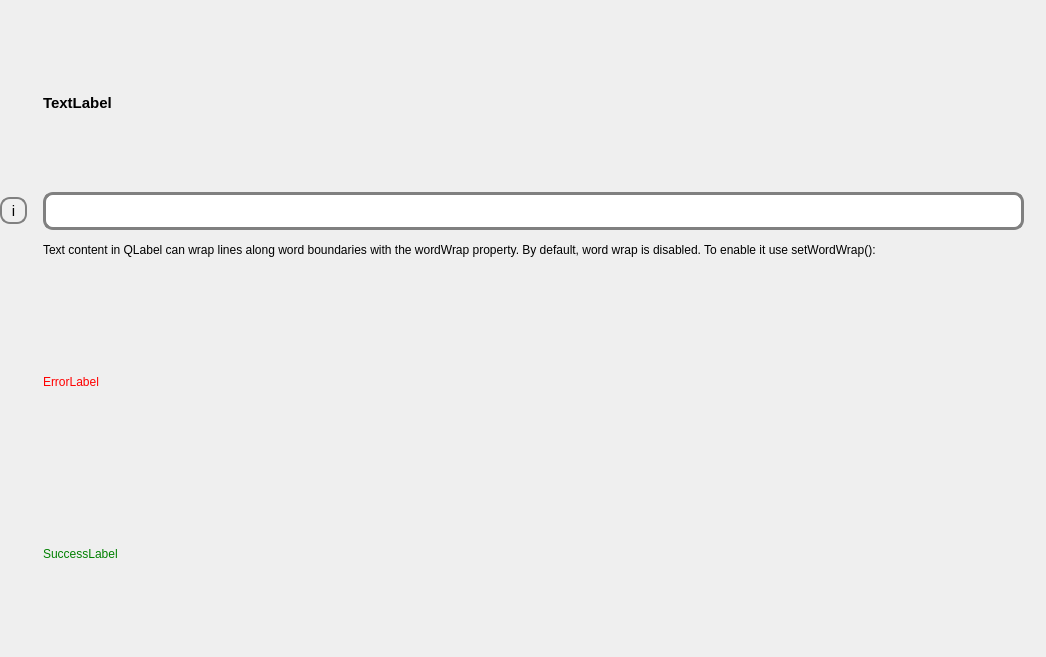
Before: the Qt Designer form lfb_regeneration_wildlife_impact/gui/form/textfield.ui in b-lack/qgis-fim-plugin, drawn with Qt 5.
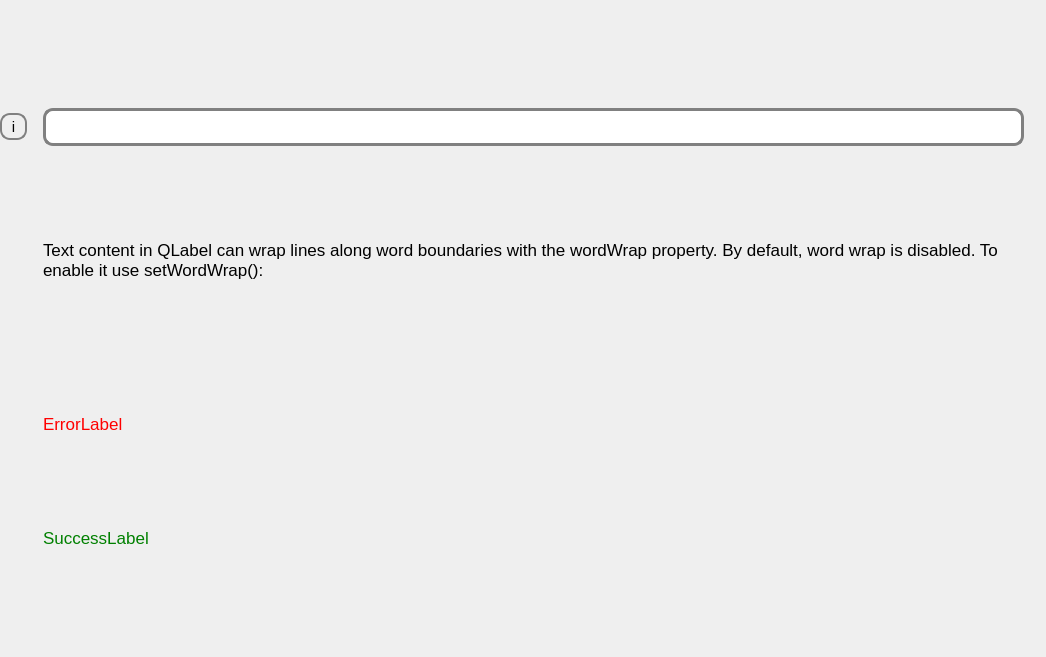
After: the same form once the commit is applied.

What changed in the file:
```diff
--- a/lfb_regeneration_wildlife_impact/gui/form/textfield.ui
+++ b/lfb_regeneration_wildlife_impact/gui/form/textfield.ui
@@ -32,20 +32,61 @@
    <property name="bottomMargin">
     <number>20</number>
    </property>
-   <item row="1" column="2">
-    <widget class="QLabel" name="lfbTextFieldUnit">
+   <item row="3" column="1">
+    <widget class="QLabel" name="lfbTextFieldSuccess">
+     <property name="sizePolicy">
+      <sizepolicy hsizetype="Preferred" vsizetype="Fixed">
+       <horstretch>0</horstretch>
+       <verstretch>0</verstretch>
+      </sizepolicy>
+     </property>
      <property name="font">
       <font>
-       <family>Ubuntu</family>
-       <pointsize>20</pointsize>
+       <pointsize>13</pointsize>
       </font>
      </property>
+     <property name="styleSheet">
+      <string notr="true">color: green;</string>
+     </property>
      <property name="text">
-      <string/>
+      <string>SuccessLabel</string>
+     </property>
+     <property name="alignment">
+      <set>Qt::AlignLeading|Qt::AlignLeft|Qt::AlignTop</set>
+     </property>
+     <property name="wordWrap">
+      <bool>true</bool>
      </property>
     </widget>
    </item>
    <item row="2" column="1">
+    <widget class="QLabel" name="lfbTextFieldError">
+     <property name="sizePolicy">
+      <sizepolicy hsizetype="Preferred" vsizetype="Fixed">
+       <horstretch>0</horstretch>
+       <verstretch>0</verstretch>
+      </sizepolicy>
+     </property>
+     <property name="font">
+      <font>
+       <pointsize>13</pointsize>
+      </font>
+     </property>
+     <property name="styleSheet">
+      <string notr="true">color: red;</string>
+     </property>
+     <property name="text">
+      <string>ErrorLabel</string>
+     </property>
+     <property name="alignment">
+      <set>Qt::AlignLeading|Qt::AlignLeft|Qt::AlignTop</set>
+     </property>
+     <property name="wordWrap">
+      <bool>true</bool>
+     </property>
+    </widget>
+   </item>
+   <item row="1" column="1">
     <widget class="QLabel" name="lfbTextFieldHelp">
      <property name="sizePolicy">
       <sizepolicy hsizetype="Preferred" vsizetype="Fixed">
@@ -53,17 +94,73 @@
        <verstretch>0</verstretch>
       </sizepolicy>
      </property>
+     <property name="font">
+      <font>
+       <pointsize>13</pointsize>
+      </font>
+     </property>
      <property name="text">
       <string>Text content in QLabel can wrap lines along word boundaries with the wordWrap property. By default, word wrap is disabled. To enable it use setWordWrap():
 
 </string>
      </property>
+     <property name="alignment">
+      <set>Qt::AlignLeading|Qt::AlignLeft|Qt::AlignTop</set>
+     </property>
      <property name="wordWrap">
       <bool>true</bool>
      </property>
+     <property name="margin">
+      <number>0</number>
+     </property>
     </widget>
    </item>
-   <item row="1" column="0">
+   <item row="0" column="1">
+    <widget class="QLineEdit" name="lfbTextField">
+     <property name="sizePolicy">
+      <sizepolicy hsizetype="MinimumExpanding" vsizetype="Fixed">
+       <horstretch>10</horstretch>
+       <verstretch>0</verstretch>
+      </sizepolicy>
+     </property>
+     <property name="font">
+      <font>
+       <pointsize>13</pointsize>
+      </font>
+     </property>
+     <property name="styleSheet">
+      <string notr="true">QLineEdit {
+	border: 3px solid grey;
+	border-radius: 10px;
+	padding:5px;
+    font-size: 13pt;
+}</string>
+     </property>
+     <property name="text">
+      <string/>
+     </property>
+     <property name="placeholderText">
+      <string comment="fgfgfgfg" extracomment="sdfsdf"/>
+     </property>
+     <property name="clearButtonEnabled">
+      <bool>true</bool>
+     </property>
+    </widget>
+   </item>
+   <item row="0" column="2">
+    <widget class="QLabel" name="lfbTextFieldUnit">
+     <property name="font">
+      <font>
+       <family>Ubuntu</family>
+       <pointsize>20</pointsize>
+      </font>
+     </property>
+     <property name="text">
+      <string/>
+     </property>
+    </widget>
+   </item>
+   <item row="0" column="0">
     <widget class="QToolButton" name="lfbTextFieldDescriptionBtn">
      <property name="font">
       <font>
@@ -90,78 +187,6 @@
      </property>
     </widget>
    </item>
-   <item row="1" column="1">
-    <widget class="QLineEdit" name="lfbTextField">
-     <property name="sizePolicy">
-      <sizepolicy hsizetype="MinimumExpanding" vsizetype="Fixed">
-       <horstretch>10</horstretch>
-       <verstretch>0</verstretch>
-      </sizepolicy>
-     </property>
-     <property name="font">
-      <font>
-       <pointsize>13</pointsize>
-      </font>
-     </property>
-     <property name="styleSheet">
-      <string notr="true">QLineEdit {
-	border: 3px solid grey;
-	border-radius: 10px;
-	padding:5px;
-    font-size: 13pt;
-}</string>
-     </property>
-     <property name="text">
-      <string/>
-     </property>
-     <property name="placeholderText">
-      <string comment="fgfgfgfg" extracomment="sdfsdf"/>
-     </property>
-     <property name="clearButtonEnabled">
-      <bool>true</bool>
-     </property>
-    </widget>
-   </item>
-   <item row="4" column="1">
-    <widget class="QLabel" name="lfbTextFieldSuccess">
-     <property name="styleSheet">
-      <string notr="true">color: green;</string>
-     </property>
-     <property name="text">
-      <string>SuccessLabel</string>
-     </property>
-     <property name="wordWrap">
-      <bool>true</bool>
-     </property>
-    </widget>
-   </item>
-   <item row="0" column="1">
-    <widget class="QLabel" name="lfbTextFieldLabel">
-     <property name="font">
-      <font>
-       <pointsize>11</pointsize>
-       <weight>75</weight>
-       <bold>true</bold>
-      </font>
-     </property>
-     <property name="text">
-      <string>TextLabel</string>
-     </property>
-    </widget>
-   </item>
-   <item row="3" column="1">
-    <widget class="QLabel" name="lfbTextFieldError">
-     <property name="styleSheet">
-      <string notr="true">color: red;</string>
-     </property>
-     <property name="text">
-      <string>ErrorLabel</string>
-     </property>
-     <property name="wordWrap">
-      <bool>true</bool>
-     </property>
-    </widget>
-   </item>
   </layout>
  </widget>
  <resources/>
```
